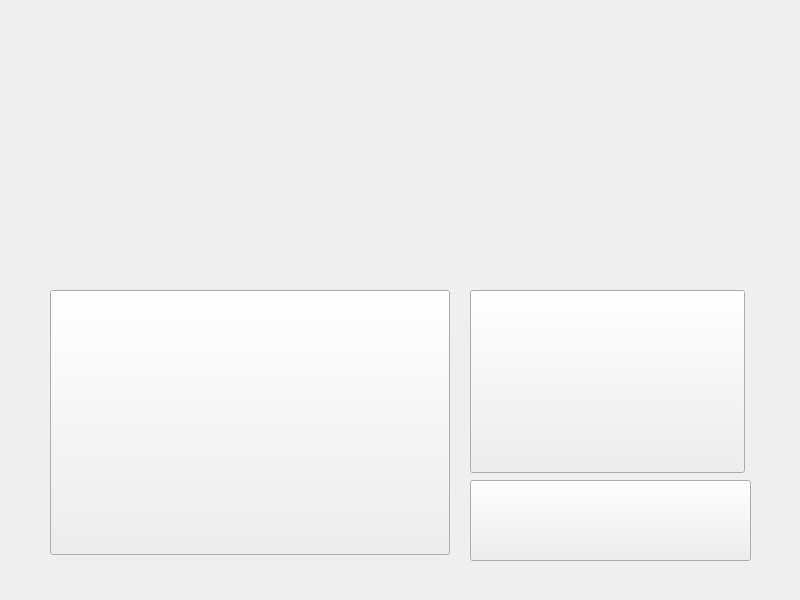
First picture: the form in menu.ui, repository DreamTeamHelha/ProjectCpp, before the edit.
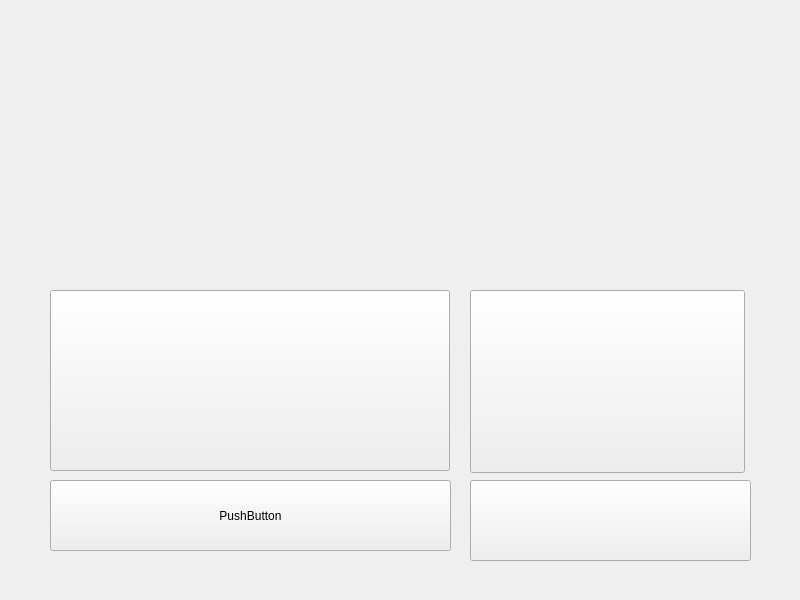
Second picture: the form after the edit. Icons and pictures are not drawn.

Commit message: Ajout de la form credits

The edit to the form file:
```diff
--- a/menu.ui
+++ b/menu.ui
@@ -44,7 +44,7 @@
      <x>50</x>
      <y>290</y>
      <width>400</width>
-     <height>265</height>
+     <height>181</height>
     </rect>
    </property>
    <property name="text">
@@ -95,6 +95,19 @@
     </size>
    </property>
   </widget>
+  <widget class="QPushButton" name="b_Credits">
+   <property name="geometry">
+    <rect>
+     <x>50</x>
+     <y>480</y>
+     <width>401</width>
+     <height>71</height>
+    </rect>
+   </property>
+   <property name="text">
+    <string>PushButton</string>
+   </property>
+  </widget>
  </widget>
  <resources/>
  <connections/>
```
The commit also changes 8 other files.
